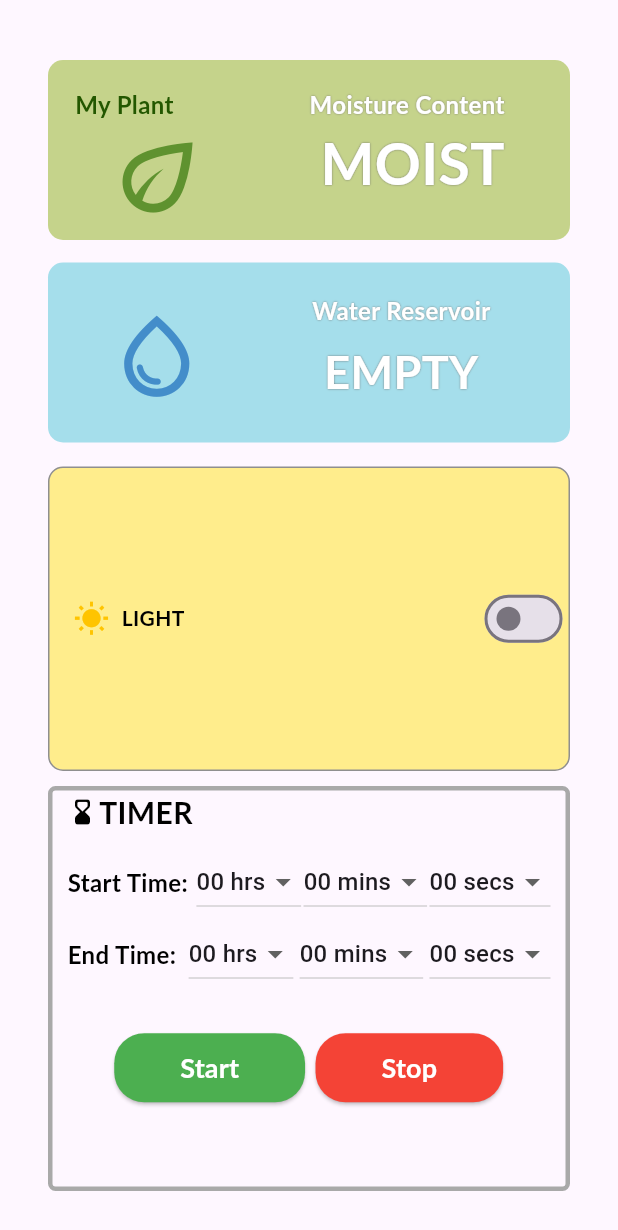
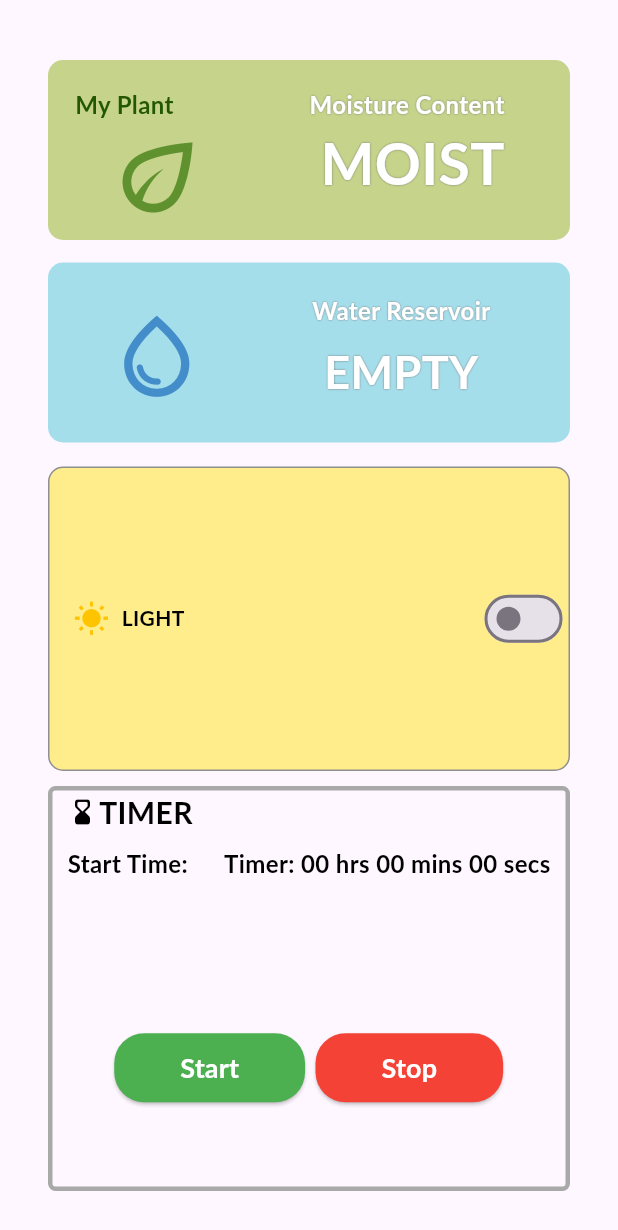
Before and after one commit to 0ALYX/plantito_app, a Flutter app: the screen it shows after launch, after a tap on "Start", on a phone screen of 412 x 824 dp. Shown: the top 1230 px of the screen. Run offline on Flutter 3.47's test engine with Material 3 defaults, Android fonts, the phone set to English and light mode, and no system bars; our stand-ins replace firebase_core, firebase_database; accounts and stored records are empty; Roboto replaces fonts that are missing (Lato).

Commit message:
;l.k,jmhnbv

```diff
--- a/lib/main.dart
+++ b/lib/main.dart
@@ -1,6 +1,7 @@
 import 'package:flutter/material.dart';
 import 'package:firebase_database/firebase_database.dart';
 import 'package:firebase_core/firebase_core.dart';
+import 'dart:async';
 
 Future<void> main() async{
   WidgetsFlutterBinding.ensureInitialized();
@@ -17,6 +18,22 @@ class MyApp extends StatefulWidget {
   @override
   _MyAppState createState() => _MyAppState();
 }
+
+////////////////////////////////////////
+
+class Timer {
+  late int hours;
+  late int minutes;
+  late int seconds;
+
+  Timer({required this.hours, required this.minutes, required this.seconds});
+
+  int getTotalSeconds() {
+    return hours * 3600 + minutes * 60 + seconds;
+  }
+}
+
+///////////////////////////////////////
 
 class _MyAppState extends State<MyApp> {
   final DatabaseReference _plantito1  = FirebaseDatabase.instance.ref().child('waterstatus');
@@ -47,6 +64,7 @@ class _MyAppState extends State<MyApp> {
   int selectedHour2 = 0;
   int selectedMinute2 = 0;
   int selectedSecond2 = 0;
+
 
 //water reservoir status
 int status = 1;
@@ -105,6 +123,75 @@ String getcontentString(int sta) {
 
   double startButtonAlignment = 0.1;
   double stopButtonAlignment = 0.6;
+  int remainingSeconds = 0;
+
+  ////////////////////////////////
+  ////////////////////////////////
+  Timer selectedTimer = Timer(hours: 0, minutes: 0, seconds: 0);
+  bool isTimerRunning = false;
+
+ void startTimer() {
+  int totalSeconds = selectedTimer.getTotalSeconds();
+  int currentSeconds = totalSeconds;
+
+  const oneSecond = Duration(seconds: 1);
+
+  void updateTimer() {
+    if (currentSeconds <= 0) {
+      // Timer reached zero, stop the timer
+      stopTimer();
+    } else {
+      setState(() {
+        remainingSeconds = currentSeconds;
+        currentSeconds -= 1;
+      });
+
+      // Schedule the next update after one second
+      Future.delayed(oneSecond, updateTimer);
+    }
+  }
+
+  // Ensure that the timer is not already running
+  if (!isTimerRunning) {
+    // Start the initial update without subtracting 1
+    updateTimer();
+
+    setState(() {
+      isTimerRunning = true;
+    });
+  }
+}
+
+  void stopTimer() {
+    // Stop the timer by setting isTimerRunning to false
+    setState(() {
+      isTimerRunning = false;
+    });
+  }
+
+  String convertSecondsToTime(int seconds) {
+  int hours = seconds ~/ 3600;
+  int minutes = (seconds % 3600) ~/ 60;
+  int remainingSeconds = seconds % 60;
+  return '${hours.toString().padLeft(2, '0')} hrs ${minutes.toString().padLeft(2, '0')} mins ${remainingSeconds.toString().padLeft(2, '0')} secs';
+}
+
+
+  Widget buildTimerDisplay() {
+  // No need to subtract 1 here, as it's already handled in the timer logic
+    return Text(
+      'Timer: ${convertSecondsToTime(remainingSeconds)}',
+      style: TextStyle(
+        fontFamily: 'Lato',
+        fontSize: 16,
+        fontWeight: FontWeight.bold,
+        color: Colors.black,
+      ),
+    );
+}
+
+////////////////////////////////////////////////////////////////////
+  //////////////////////////////////////////////////////////////////////
 
   @override
   Widget build(BuildContext context) {
@@ -403,6 +490,7 @@ _plantito1.onValue.listen(( event) {
                                 ),
                               ),
                               SizedBox(height: 8),
+
                               Padding(
                                 padding: const EdgeInsets.only(left: 10, right: 10),
                                 child: Row(
@@ -417,7 +505,10 @@ _plantito1.onValue.listen(( event) {
                                         color: Colors.black,
                                       ),
                                     ),
-                                    // Dropdown list for hours, minutes, and seconds
+                                    isTimerRunning
+                                    ? buildTimerDisplay()
+                                    : Row(children: [
+                                      // Dropdown list for hours, minutes, and seconds
                                     DropdownButton<int>(
                                       value: selectedHour,
                                       onChanged: (int? newValue) {
@@ -460,10 +551,97 @@ _plantito1.onValue.listen(( event) {
                                         );
                                       }).toList(),
                                     ),
+                                    ],)
+
                                   ],
                                 ),
                               ),
-                              Padding(
+                              ////////////////////////////////////////////
+                            ],
+                          ),
+                        ),
+                      ),
+
+                      // Start and Stop buttons
+                      AnimatedAlign(
+                        duration: Duration(milliseconds: 500),
+                        curve: Curves.easeInOut,
+                        alignment: Alignment(-0.6, 0.3),
+                        child: ElevatedButton(
+                          onPressed: () {
+                            // Handle Start button press
+                            // Add your logic for starting the timer
+                            if (!isTimerRunning) {
+                              startTimer();
+                            }
+                          },
+                          style: ElevatedButton.styleFrom(
+                            primary: Colors.green,
+                            shape: RoundedRectangleBorder(
+                              borderRadius: BorderRadius.circular(20),
+                            ),
+                          ),
+                          child: Padding(
+                            padding: const EdgeInsets.symmetric(vertical: 10, horizontal: 20),
+                            child: Text(
+                              'Start',
+                              style: TextStyle(
+                                fontFamily: 'Lato',
+                                fontSize: 18,
+                                fontWeight: FontWeight.bold,
+                                color: const Color.fromARGB(255, 255, 255, 255),
+                              ),
+                            ),
+                          ),
+                        ),
+                      ),
+                      AnimatedAlign(
+                        duration: Duration(milliseconds: 500),
+                        curve: Curves.easeInOut,
+                        alignment: Alignment(stopButtonAlignment, 0.3),
+                        child: ElevatedButton(
+                          onPressed: () {
+                            // Handle Stop button press
+                            // Add your logic for stopping the timer
+                             if (isTimerRunning) {
+                                stopTimer();
+                              }
+                          },
+                          style: ElevatedButton.styleFrom(
+                            primary: Colors.red,
+                            shape: RoundedRectangleBorder(
+                              borderRadius: BorderRadius.circular(20),
+                            ),
+                          ),
+                          child: Padding(
+                            padding: const EdgeInsets.symmetric(vertical: 10, horizontal: 20),
+                            child: Text(
+                              'Stop',
+                              style: TextStyle(
+                                fontFamily: 'Lato',
+                                fontSize: 18,
+                                fontWeight: FontWeight.bold,
+                                color: const Color.fromARGB(255, 255, 255, 255),
+                              ),
+                            ),
+                          ),
+                        ),
+                      ),
+                    ],
+                  ),
+                ),
+              ],
+            ),
+          ),
+        ),
+      ),
+    );
+  }
+}
+
+
+/*
+Padding(
                                 padding: const EdgeInsets.only(left: 10, right: 10),
                                 child: Row(
                                   mainAxisAlignment: MainAxisAlignment.spaceBetween,
@@ -522,78 +700,4 @@ _plantito1.onValue.listen(( event) {
                                   ],
                                 ),
                               ),
-                            ],
-                          ),
-                        ),
-                      ),
-
-                      // Start and Stop buttons
-                      AnimatedAlign(
-                        duration: Duration(milliseconds: 500),
-                        curve: Curves.easeInOut,
-                        alignment: Alignment(-0.6, 0.3),
-                        child: ElevatedButton(
-                          onPressed: () {
-                            // Handle Start button press
-                            // Add your logic for starting the timer
-                          },
-                          style: ElevatedButton.styleFrom(
-                            primary: Colors.green,
-                            shape: RoundedRectangleBorder(
-                              borderRadius: BorderRadius.circular(20),
-                            ),
-                          ),
-                          child: Padding(
-                            padding: const EdgeInsets.symmetric(vertical: 10, horizontal: 20),
-                            child: Text(
-                              'Start',
-                              style: TextStyle(
-                                fontFamily: 'Lato',
-                                fontSize: 18,
-                                fontWeight: FontWeight.bold,
-                                color: const Color.fromARGB(255, 255, 255, 255),
-                              ),
-                            ),
-                          ),
-                        ),
-                      ),
-                      AnimatedAlign(
-                        duration: Duration(milliseconds: 500),
-                        curve: Curves.easeInOut,
-                        alignment: Alignment(stopButtonAlignment, 0.3),
-                        child: ElevatedButton(
-                          onPressed: () {
-                            // Handle Stop button press
-                            // Add your logic for stopping the timer
-                          },
-                          style: ElevatedButton.styleFrom(
-                            primary: Colors.red,
-                            shape: RoundedRectangleBorder(
-                              borderRadius: BorderRadius.circular(20),
-                            ),
-                          ),
-                          child: Padding(
-                            padding: const EdgeInsets.symmetric(vertical: 10, horizontal: 20),
-                            child: Text(
-                              'Stop',
-                              style: TextStyle(
-                                fontFamily: 'Lato',
-                                fontSize: 18,
-                                fontWeight: FontWeight.bold,
-                                color: const Color.fromARGB(255, 255, 255, 255),
-                              ),
-                            ),
-                          ),
-                        ),
-                      ),
-                    ],
-                  ),
-                ),
-              ],
-            ),
-          ),
-        ),
-      ),
-    );
-  }
-}
+*/
```
Also changed, not shown: 2 other files.
